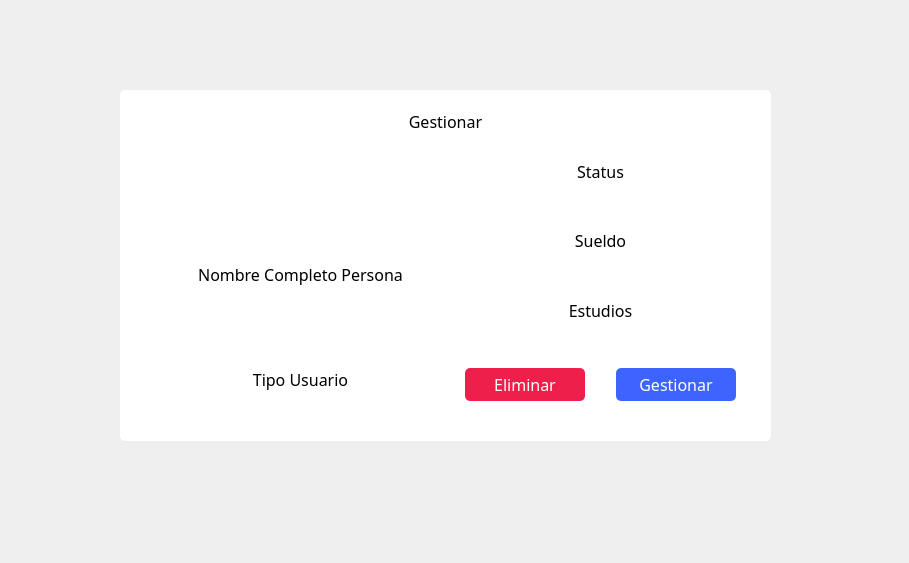
Qt form hospital-Core/Widgets/Administrador/administrador_info_gestion.ui (MrDanielG/Hospital-SCRUM) before a commit.
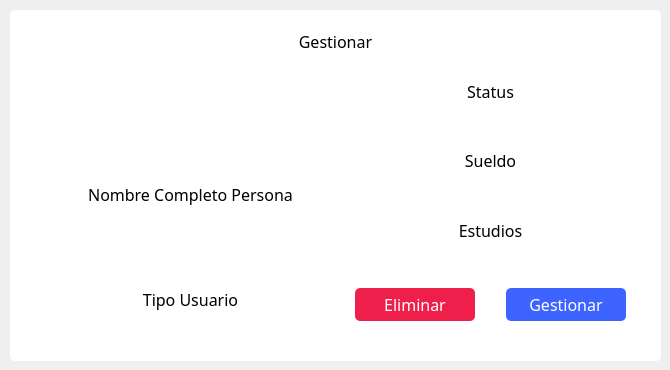
The same form after that commit. Icons and pictures are not drawn.

Commit message: Info Gestion

The edit to the form file:
```diff
--- a/hospital-Core/Widgets/Administrador/administrador_info_gestion.ui
+++ b/hospital-Core/Widgets/Administrador/administrador_info_gestion.ui
@@ -6,8 +6,8 @@
    <rect>
     <x>0</x>
     <y>0</y>
-    <width>909</width>
-    <height>563</height>
+    <width>670</width>
+    <height>370</height>
    </rect>
   </property>
   <property name="windowTitle">
@@ -16,8 +16,8 @@
   <widget class="QLabel" name="label">
    <property name="geometry">
     <rect>
-     <x>120</x>
-     <y>90</y>
+     <x>10</x>
+     <y>10</y>
      <width>651</width>
      <height>351</height>
     </rect>
@@ -33,8 +33,8 @@
   <widget class="QLabel" name="lbl_nombre_2">
    <property name="geometry">
     <rect>
-     <x>120</x>
-     <y>110</y>
+     <x>10</x>
+     <y>30</y>
      <width>651</width>
      <height>22</height>
     </rect>
@@ -55,8 +55,8 @@
   <widget class="QWidget" name="layoutWidget">
    <property name="geometry">
     <rect>
-     <x>160</x>
-     <y>160</y>
+     <x>50</x>
+     <y>80</y>
      <width>281</width>
      <height>231</height>
     </rect>
@@ -168,8 +168,8 @@
   <widget class="QWidget" name="layoutWidget">
    <property name="geometry">
     <rect>
-     <x>465</x>
-     <y>160</y>
+     <x>355</x>
+     <y>80</y>
      <width>271</width>
      <height>241</height>
     </rect>
```
Left out of the diff: 6 changed lines with no effect on the pictures. The commit also changes 5 other files.
